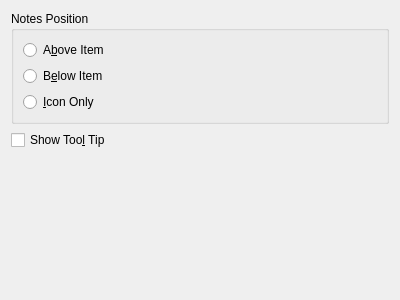
Before: the Qt Designer form plugins/itemnotes/itemnotessettings.ui in hluk/CopyQ, drawn with Qt 5.
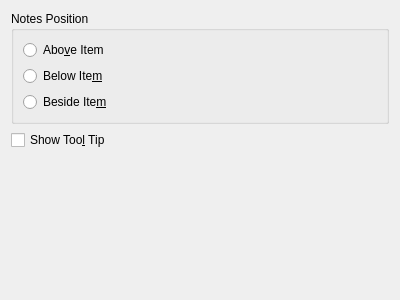
After: the same form once the commit is applied.

Commit message: itemnotes: Add option to show notes beside item instead of the icon

The edit to the form file:
```diff
--- a/plugins/itemnotes/itemnotessettings.ui
+++ b/plugins/itemnotes/itemnotessettings.ui
@@ -20,21 +20,21 @@
       <item>
        <widget class="QRadioButton" name="radioButtonTop">
         <property name="text">
-         <string>A&amp;bove Item</string>
+         <string>Abo&amp;ve Item</string>
         </property>
        </widget>
       </item>
       <item>
        <widget class="QRadioButton" name="radioButtonBottom">
         <property name="text">
-         <string>B&amp;elow Item</string>
+         <string>Below Ite&amp;m</string>
         </property>
        </widget>
       </item>
       <item>
        <widget class="QRadioButton" name="radioButtonIconOnly">
         <property name="text">
-         <string>&amp;Icon Only</string>
+         <string>Beside Ite&amp;m</string>
         </property>
        </widget>
       </item>
```
Left out of the diff: 2 changed lines with no effect on the pictures. The commit also changes 2 other files.
